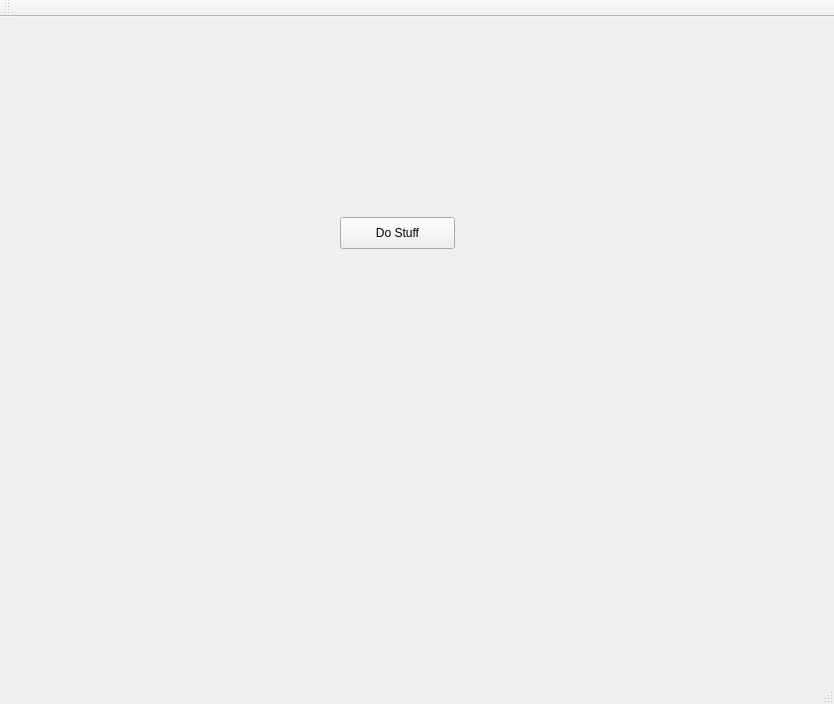
Qt form road_race/roadrace.ui (bjuppl/roadrace) before a commit.
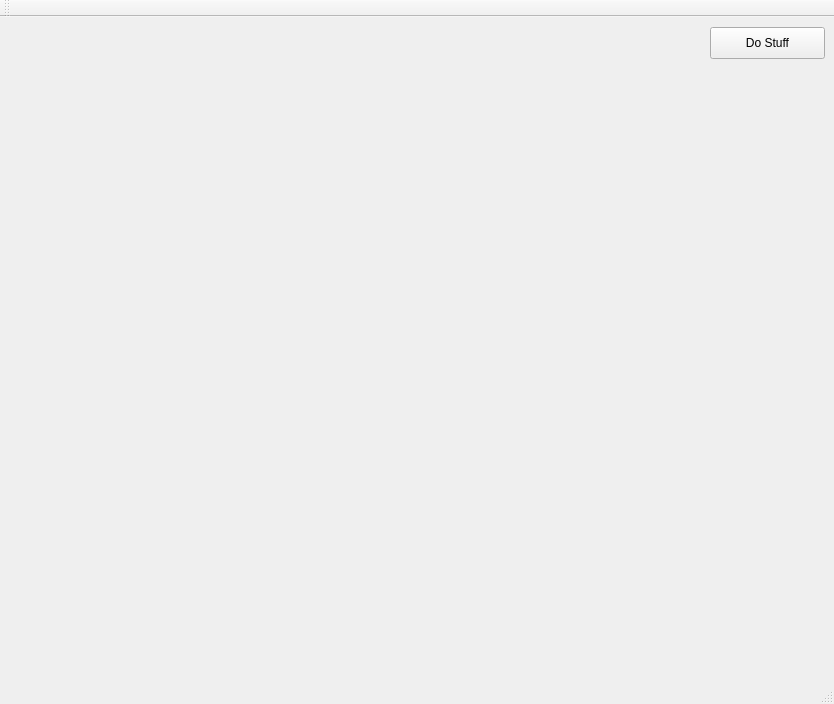
The same form after that commit.

Commit message: Added GameFileManager class

Patch:
```diff
--- a/road_race/roadrace.ui
+++ b/road_race/roadrace.ui
@@ -17,8 +17,8 @@
    <widget class="QPushButton" name="btnStuff">
     <property name="geometry">
      <rect>
-      <x>340</x>
-      <y>200</y>
+      <x>710</x>
+      <y>10</y>
       <width>115</width>
       <height>32</height>
      </rect>
```
The commit also changes 2 other files.
